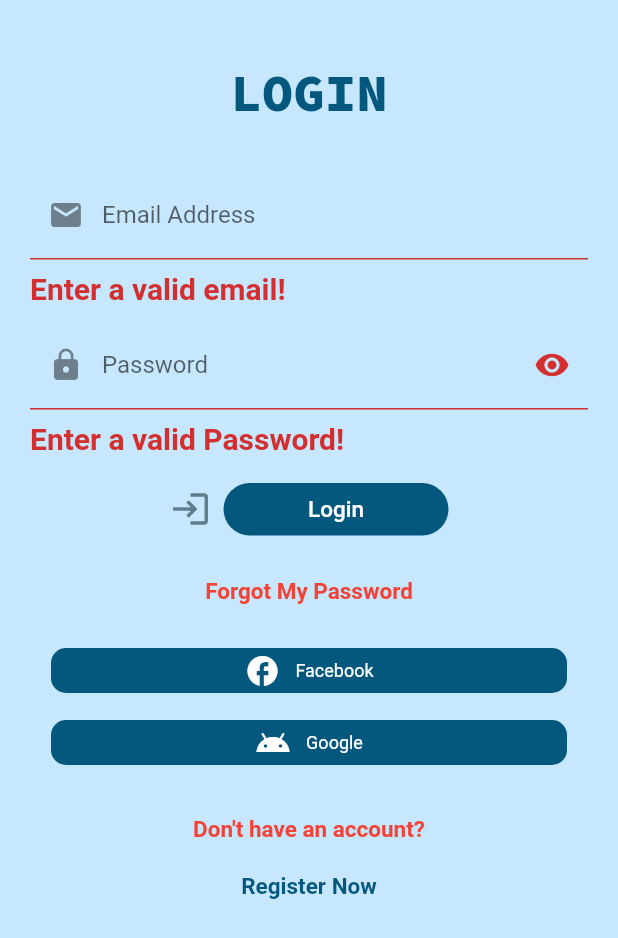
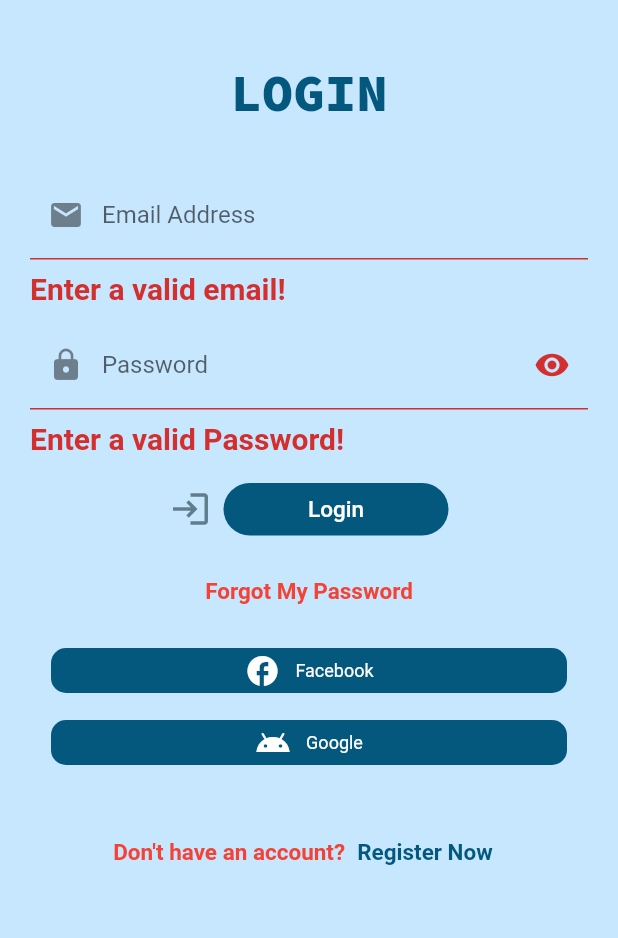
Before and after one commit to nadahanii/Int-Hire_GP, a Flutter app: the screen it shows after launch, after a tap on "Login", on a phone screen of 412 x 824 dp. Shown: the top 938 px of the screen. Run offline on Flutter 3.47's test engine with Material 2 defaults, Android fonts, the phone set to English and light mode, and no system bars; our stand-ins replace csv, fluttertoast, font_awesome_flutter, google_fonts, shared_preferences; accounts and stored records are empty; network calls fail; Roboto replaces fonts that are missing (RobotoCondensed).

Commit message:
connection between job history login

```diff
--- a/lib/main.dart
+++ b/lib/main.dart
@@ -40,9 +40,7 @@ class MyApp extends StatelessWidget {
         title: 'Int-Hire',
         theme: globalTheme,
         home: auth.isAuth
-            ? JobView(
-                history: false,
-              )
+            ? JobView(history: false)
             : FutureBuilder(
                 future: auth.tryAutoLogin(),
                 builder: (ctx, authResultSnapshot) =>
--- a/lib/providers/jobs.dart
+++ b/lib/providers/jobs.dart
@@ -25,6 +25,7 @@ class Jobs with ChangeNotifier {
 
   Future<void> fetchAndSetJobs() async {
     print(token);
+    _items = [];
     final url = Uri.parse('https://localhost:44324/api/Job/getAllJobs');
     try {
       final response = await http.get(
@@ -52,6 +53,8 @@ class Jobs with ChangeNotifier {
 
   Future<void> fetchAndSetHistoryJobsOfApplicant() async {
     final url = Uri.parse('https://localhost:44324/api/Job/getApplicantJobs');
+    print("test fetch");
+    _items = [];
     final response = await http.get(
       url,
       headers: {
@@ -60,10 +63,12 @@ class Jobs with ChangeNotifier {
         "Accept": "application/json",
       },
     );
+    print(response.statusCode.toString());
     final extractedData = json.decode(response.body) as List<dynamic>;
     if (extractedData.isEmpty) {
       return;
     }
+    print("test " + response.body);
     final List<Job> loadedJobs = [];
     for (var obj in extractedData) {
       loadedJobs.add(Job.fromJson(obj));
@@ -74,6 +79,7 @@ class Jobs with ChangeNotifier {
 
   Future<void> fetchAndSetJobsOfRecruiter() async {
     print("dd");
+    _items = [];
     final url = Uri.parse('https://localhost:44324/api/Job/getRecruiterJobs');
     final response = await http.get(
       url,
--- a/lib/screens/login_screen.dart
+++ b/lib/screens/login_screen.dart
@@ -1,15 +1,20 @@
+import 'dart:convert';
+
 import 'package:flutter/material.dart';
 import 'package:google_fonts/google_fonts.dart';
+import 'package:provider/provider.dart';
+
+import '../helpers/components.dart';
+import '../providers/auth.dart';
 
 class LoginScreen extends StatefulWidget {
-
-  //final ThemeData loginTheme;
-  LoginScreen({Key? key,/* required this.loginTheme*/}) : super(key: key);
+  LoginScreen({Key? key}) : super(key: key);
   static const routeName = '/Login_Screen';
 
   @override
   State<LoginScreen> createState() => _LoginScreenState();
 }
+
 class _LoginScreenState extends State<LoginScreen> {
   static const routeName = '/login';
   final Color facebookColor = const Color(0xff39579A);
@@ -48,33 +53,36 @@ class _LoginScreenState extends State<LoginScreen> {
       ),
     );
   }
+
   @override
   Widget build(BuildContext context) {
     return Scaffold(
         backgroundColor: Theme.of(context).backgroundColor,
-      //appBar: AppBar(),
         body: Padding(
           padding: const EdgeInsets.all(20.0),
-            child: Form (
+          child: Form(
               key: _form,
               child: SingleChildScrollView(
                   child: Column(
                       crossAxisAlignment: CrossAxisAlignment.center,
                       children: [
                         SizedBox(
-                              height: 20.0, ),
-                      Text(
-                        'LOGIN',
-                        style: GoogleFonts.sourceCodePro(fontSize:35 , fontWeight: FontWeight.w800, color: Color.fromRGBO(4, 88, 125,4))
+                          height: 20.0,
                         ),
+                        Text('LOGIN',
+                            style: GoogleFonts.sourceCodePro(
+                                fontSize: 35,
+                                fontWeight: FontWeight.w800,
+                                color: Color.fromRGBO(4, 88, 125, 4))),
                         SizedBox(
                           height: 30.0,
                         ),
 
                         TextFormField(
-                        decoration: InputDecoration(labelText: 'Email Address',
-
-                          prefixIcon: Icon (
+                          controller: emailController,
+                          decoration: InputDecoration(
+                            labelText: 'Email Address',
+                            prefixIcon: Icon(
                               Icons.email,
                             ),
                           ),
@@ -85,33 +93,35 @@ class _LoginScreenState extends State<LoginScreen> {
                             //Validator
                           },
                           validator: (value) {
-                          if ( value!.isEmpty ||
+                            if (value!.isEmpty ||
                                 !RegExp(r"^[a-zA-Z0-9.a-zA-Z0-9.!#$%&'*+-/=?^_`{|}~]+@[a-zA-Z0-9]+\.[a-zA-Z]+")
                                     .hasMatch(value)) {
                               return 'Enter a valid email!';
                             }
                             return null;
                           },
-                      ),   //mail
+                        ), //mail
                         SizedBox(
                           height: 10.0,
                         ),
 
-
                         TextFormField(
                           controller: passwordController,
-                        decoration: InputDecoration(labelText: 'Password',
+                          obscureText: _isObscure,
+                          decoration: InputDecoration(
+                            labelText: 'Password',
                             suffixIcon: IconButton(
                                 icon: Icon(
-                                _isObscure ? Icons.visibility : Icons.visibility_off,
+                                  _isObscure
+                                      ? Icons.visibility
+                                      : Icons.visibility_off,
                                 ),
                                 onPressed: () {
                                   setState(() {
                                     _isObscure = !_isObscure;
-                                })
-                                ; }
-                          ),
-                          prefixIcon: Icon (
+                                  });
+                                }),
+                            prefixIcon: Icon(
                               Icons.lock,
                             ),
                           ),
@@ -121,15 +131,14 @@ class _LoginScreenState extends State<LoginScreen> {
                             //Validator
                           },
                           validator: (password) {
-                          if ( password!.isEmpty ||
+                            if (password!.isEmpty ||
                                 !RegExp(r'^(?=.*?[A-Z])(?=.*?[a-z])(?=.*?[0-9])(?=.*?[!@#\$&*~]).{8,}$')
                                     .hasMatch(password)) {
-                            return 'Enter a valid Password!'
-                            ;
+                              return 'Enter a valid Password!';
                             }
                             return null;
                           },
-                      ),   //pass
+                        ), //pass
 
                         SizedBox(
                           height: 10.0,
@@ -137,11 +146,21 @@ class _LoginScreenState extends State<LoginScreen> {
 
                         TextButton.icon(
                           onPressed: (() {
-                          if(_form.currentState!.validate())
-                          {
-                            Navigator.pushNamed(context, '/profile_Screen');
+                            if (_form.currentState!.validate()) {
+                              Provider.of<Auth>(context, listen: false)
+                                  .login(json.encode({
+                                "email": emailController.text,
+                                "password": passwordController.text,
+                              }))
+                                  .then((value) {
+                                if (value != 'login successfully') {
+                                  showToast(text: value, state: ToastStates.ERROR);
+                                } else {
+                                  showToast(
+                                      text: value, state: ToastStates.SUCCESS);
                                 }
-
+                              });
+                            }
                           }),
                           icon: const Icon(
                             Icons.login,
@@ -159,7 +178,7 @@ class _LoginScreenState extends State<LoginScreen> {
                               ),
                             ),
                             decoration: BoxDecoration(
-                            color: Color.fromRGBO(4, 88, 125,1),
+                              color: Color.fromRGBO(4, 88, 125, 1),
                               borderRadius: BorderRadius.circular(25),
                             ),
                           ),
@@ -169,7 +188,8 @@ class _LoginScreenState extends State<LoginScreen> {
                         ),
                         TextButton(
                           onPressed: () {
-                          Navigator.of(context).pushReplacementNamed('/ForgetPassword_Screen');
+                            Navigator.of(context)
+                                .pushReplacementNamed('/ForgetPassword_Screen');
                           },
                           child: Text(
                             'Forgot My Password',
@@ -182,25 +202,32 @@ class _LoginScreenState extends State<LoginScreen> {
                           child: Column(
                             mainAxisAlignment: MainAxisAlignment.center,
                             children: [
-                            socialButtonRect('Facebook', Color.fromRGBO(4, 88, 125,1), Icons.facebook),
-                            SizedBox( height:10.0),
-                            socialButtonRect('Google', Color.fromRGBO(4, 88, 125,1), Icons.android),
+                              socialButtonRect('Facebook',
+                                  Color.fromRGBO(4, 88, 125, 1), Icons.facebook),
+                              SizedBox(height: 10.0),
+                              socialButtonRect('Google',
+                                  Color.fromRGBO(4, 88, 125, 1), Icons.android),
                             ],
                           ),
                         ),
-                     SizedBox(height: 20.0,),
+                        SizedBox(
+                          height: 20.0,
+                        ),
 
-                      Column(
+                        Row(
                           mainAxisAlignment: MainAxisAlignment.center,
                           children: [
                             Text(
                               'Don\'t have an account?',
                               style: Theme.of(context).textTheme.labelMedium,
                             ),
-                          SizedBox(height: 5.0,),
+                            SizedBox(
+                              height: 5.0,
+                            ),
                             TextButton(
                               onPressed: () {
-                              Navigator.of(context).pushReplacementNamed('/Register_Screen');
+                                Navigator.of(context)
+                                    .pushReplacementNamed('/Register_Screen');
                               },
                               child: Text(
                                 'Register Now',
@@ -235,7 +262,6 @@ class _LoginScreenState extends State<LoginScreen> {
                             /* TextButton.icon(
                             onPressed: (() {
                               Navigator.pushNamed(context, '/ForgetPassword_Screen');
-
                             }),
                             icon: const Icon(
                               Icons.password_sharp,
@@ -259,13 +285,8 @@ class _LoginScreenState extends State<LoginScreen> {
                             ),
                           ),*/
                           ],
-                      )
-                   ]
-            )
-        )
                         ),
-    )
-    );
+                      ]))),
+        ));
   }
-
 }
```
Also changed, not shown: lib/providers/auth.dart (+16 -18 lines). Lines whose indentation alone changed are shown as unchanged.
